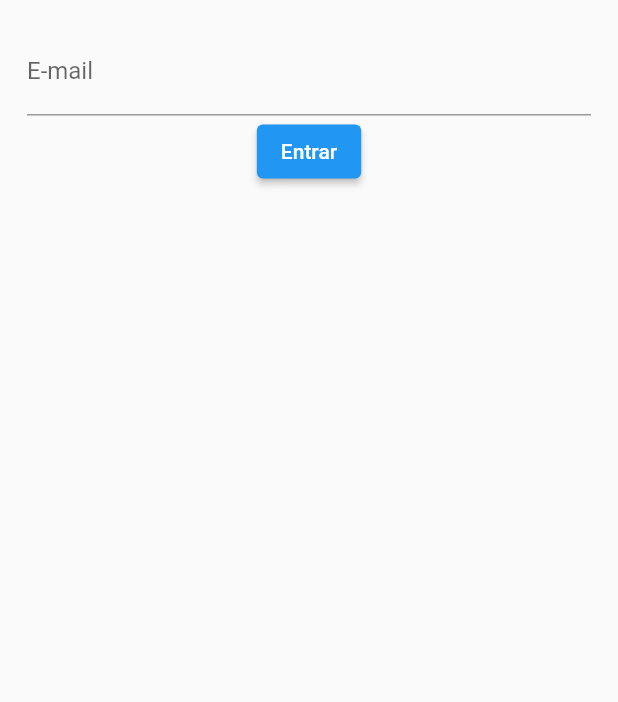
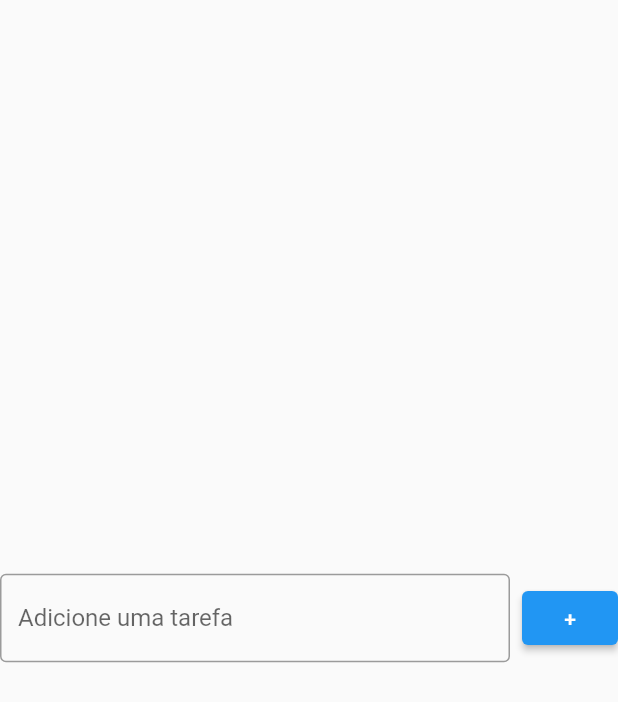
Before and after one commit to DaniloMAP/ToDoList, a Flutter app: the screen it shows after launch, on a phone screen of 412 x 824 dp. Shown: the top 702 px of the screen. Run offline on Flutter 3.47's test engine with Material 2 defaults, Android fonts, the phone set to English and light mode, and no system bars.

```diff
--- a/lib/pages/todo_list_page.dart
+++ b/lib/pages/todo_list_page.dart
@@ -9,29 +9,25 @@ class TodoListPage extends StatelessWidget {
   Widget build(BuildContext context) {
     return Scaffold(
       body: Center(
-        child: Padding(
-          padding: const EdgeInsets.all(18),
-          child: Column(
-            children: [
-              TextField(
-                controller: emailController,
+        child: Row(
+          children: [
+            Expanded(
+              child: TextField(
                 decoration: InputDecoration(
-                  labelText: 'E-mail',
+                  border: OutlineInputBorder(),
+                  labelText: 'Adicione uma tarefa',
+                  hintText: 'Ex. Estudar Flutter',
                 ),
               ),
-              ElevatedButton(
-                onPressed: login,
-                child: Text('Entrar'),
-              ),
-            ],
-          ),
+            ),
+            SizedBox(width: 8),
+            ElevatedButton(
+              onPressed: () {},
+              child: Text('+'),
+            ),
+          ],
         ),
       ),
     );
   }
-
-  void login() {
-    String text = emailController.text;
-    print(text);
-  }
 }
```
